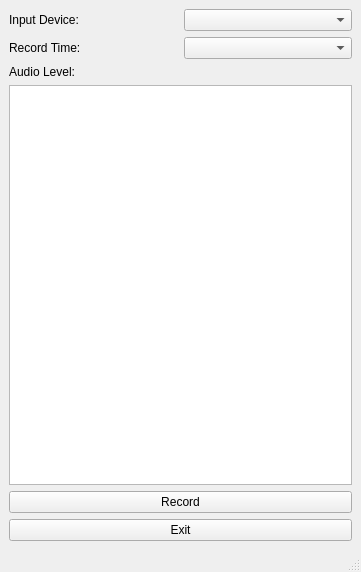
The window that ai.ui (takyonxxx/Artificial_Intelligence) describes before a commit, drawn with Qt 5.
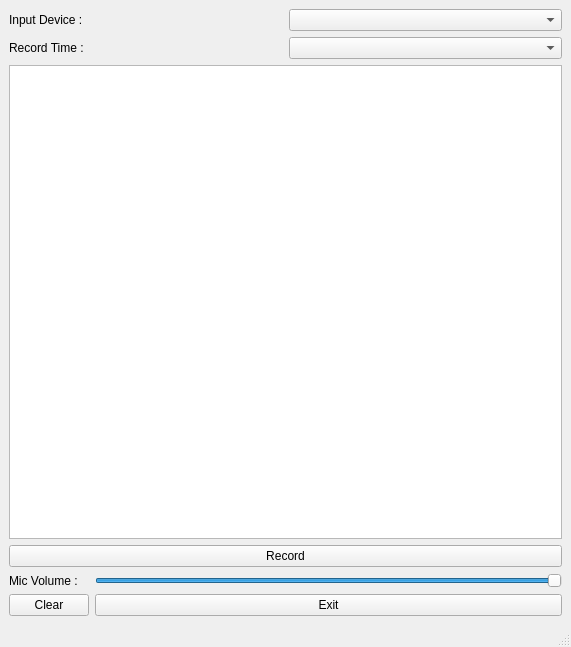
The same window after the commit.

Commit message: mic volume

What changed in the file:
```diff
--- a/ai.ui
+++ b/ai.ui
@@ -6,16 +6,16 @@
    <rect>
     <x>0</x>
     <y>0</y>
-    <width>361</width>
-    <height>475</height>
+    <width>571</width>
+    <height>647</height>
    </rect>
   </property>
   <property name="windowTitle">
    <string>Ai</string>
   </property>
   <widget class="QWidget" name="centralwidget">
-   <layout class="QGridLayout" name="gridLayout">
-    <item row="0" column="0" colspan="2">
+   <layout class="QGridLayout" name="gridLayout_3">
+    <item row="0" column="0">
      <layout class="QGridLayout" name="gridLayout_2">
       <item row="0" column="1">
        <widget class="QComboBox" name="audioDeviceBox"/>
@@ -23,14 +23,14 @@
       <item row="1" column="0">
        <widget class="QLabel" name="label_5">
         <property name="text">
-         <string>Record Time:</string>
+         <string>Record Time : </string>
         </property>
        </widget>
       </item>
       <item row="0" column="0">
        <widget class="QLabel" name="label">
         <property name="text">
-         <string>Input Device:</string>
+         <string>Input Device : </string>
         </property>
        </widget>
       </item>
@@ -40,16 +40,6 @@
      </layout>
     </item>
     <item row="1" column="0">
-     <widget class="QLabel" name="levelLabel">
-      <property name="text">
-       <string>Audio Level:</string>
-      </property>
-     </widget>
-    </item>
-    <item row="1" column="1">
-     <layout class="QVBoxLayout" name="levelsLayout"/>
-    </item>
-    <item row="2" column="0" colspan="2">
      <widget class="QTextBrowser" name="textTerminal">
       <property name="sizePolicy">
        <sizepolicy hsizetype="Preferred" vsizetype="Preferred">
@@ -60,19 +50,38 @@
       <property name="minimumSize">
        <size>
         <width>0</width>
-        <height>400</height>
+        <height>300</height>
        </size>
       </property>
      </widget>
     </item>
-    <item row="3" column="0" colspan="2">
-     <widget class="QPushButton" name="recordButton">
+    <item row="2" column="0">
+     <layout class="QGridLayout" name="gridLayout">
+      <item row="2" column="0" colspan="2">
+       <layout class="QVBoxLayout" name="levelsLayout">
+        <property name="spacing">
+         <number>-1</number>
+        </property>
+        <property name="sizeConstraint">
+         <enum>QLayout::SetFixedSize</enum>
+        </property>
+       </layout>
+      </item>
+      <item row="1" column="0">
+       <widget class="QLabel" name="label_6">
       <property name="text">
-       <string>Record</string>
+         <string>Mic Volume : </string>
       </property>
      </widget>
     </item>
-    <item row="4" column="0" colspan="2">
+      <item row="3" column="0">
+       <widget class="QPushButton" name="clearButton">
+        <property name="text">
+         <string>Clear</string>
+        </property>
+       </widget>
+      </item>
+      <item row="3" column="1">
      <widget class="QPushButton" name="exitButton">
       <property name="enabled">
        <bool>true</bool>
@@ -81,6 +90,28 @@
        <string>Exit</string>
       </property>
      </widget>
+      </item>
+      <item row="1" column="1">
+       <widget class="QSlider" name="micVolumeSlider">
+        <property name="maximum">
+         <number>100</number>
+        </property>
+        <property name="value">
+         <number>100</number>
+        </property>
+        <property name="orientation">
+         <enum>Qt::Horizontal</enum>
+        </property>
+       </widget>
+      </item>
+      <item row="0" column="0" colspan="2">
+       <widget class="QPushButton" name="recordButton">
+        <property name="text">
+         <string>Record</string>
+        </property>
+       </widget>
+      </item>
+     </layout>
     </item>
    </layout>
   </widget>
```
Lines whose indentation alone changed are shown as unchanged. The commit also changes 4 other files.
